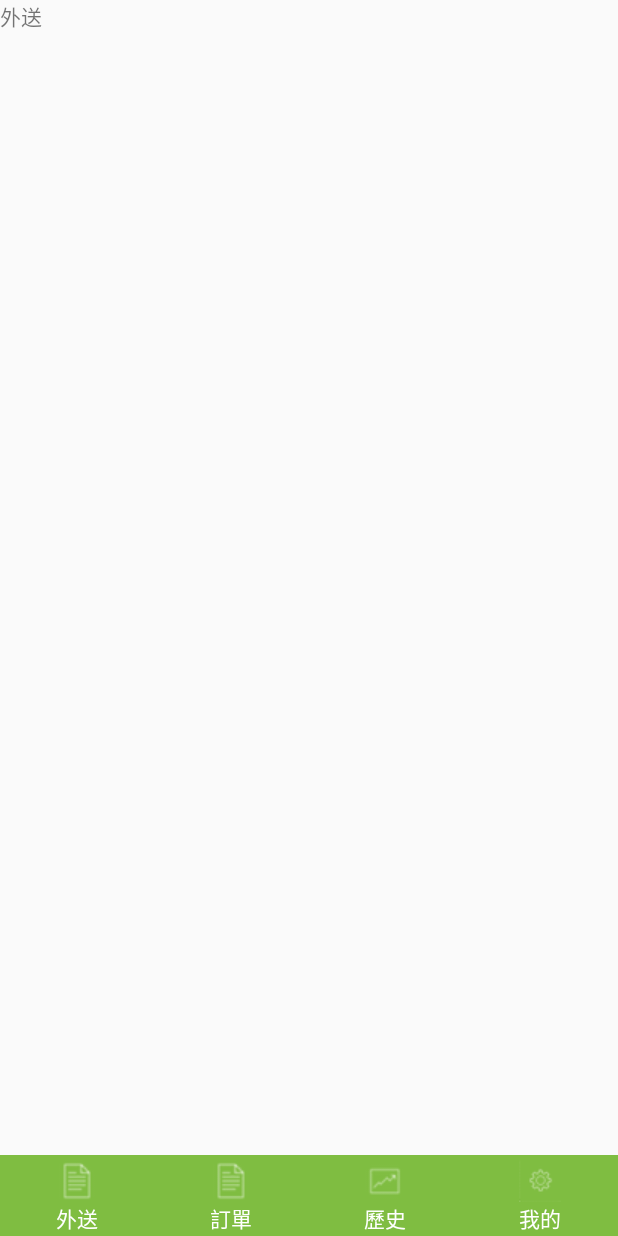
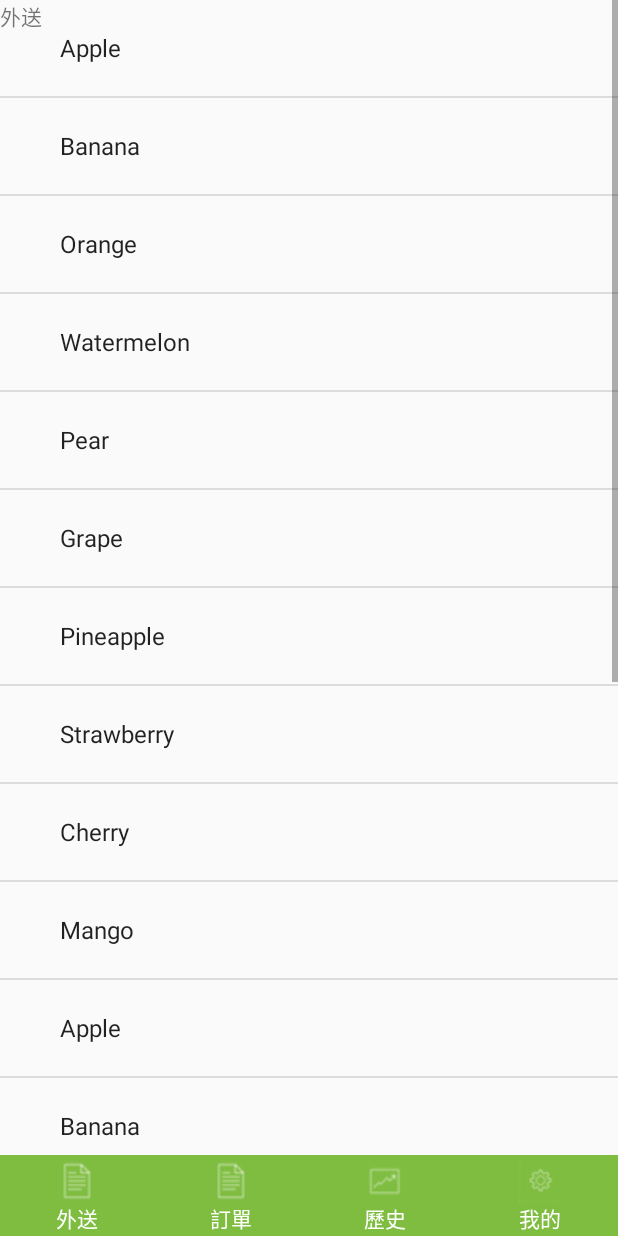
Before and after one commit to jeffrey-antoine/FanClient, an Android app: the fragment ShopListFragment placed in its activity, on a phone screen of 412 x 824 dp. Run offline under Robolectric (Android 15) with nearby library versions, the phone set to English and light mode, and no system bars.

Commit message:
Basic Framework

```diff
--- a/app/src/main/AndroidManifest.xml
+++ b/app/src/main/AndroidManifest.xml
@@ -8,13 +8,15 @@
         android:label="@string/app_name"
         android:supportsRtl="true"
         android:theme="@style/AppTheme">
-        <activity android:name=".MainActivity">
+        <activity android:name=".HomeImageActivity">
             <intent-filter>
                 <action android:name="android.intent.action.MAIN" />
 
                 <category android:name="android.intent.category.LAUNCHER" />
             </intent-filter>
         </activity>
+        <activity android:name=".MainActivity"></activity>
+
     </application>
 
 </manifest>
--- a/app/src/main/java/com/fan/jeffrey/fanclient/ShopListFragment.java
+++ b/app/src/main/java/com/fan/jeffrey/fanclient/ShopListFragment.java
@@ -5,12 +5,14 @@ import android.os.Bundle;
 import android.view.LayoutInflater;
 import android.view.View;
 import android.view.ViewGroup;
-
-
+import android.widget.ArrayAdapter;
+import android.widget.ListView;
 
 
 public class ShopListFragment extends android.app.Fragment {
-
+    private String[] data = { "Apple", "Banana", "Orange", "Watermelon",
+            "Pear", "Grape", "Pineapple", "Strawberry", "Cherry", "Mango","Apple", "Banana", "Orange", "Watermelon",
+            "Pear", "Grape", "Pineapple", "Strawberry", "Cherry", "Mango" };
 
     public ShopListFragment() {
         // Required empty public constructor
@@ -21,7 +23,14 @@ public class ShopListFragment extends android.app.Fragment {
     public View onCreateView(LayoutInflater inflater, ViewGroup container,
                              Bundle savedInstanceState) {
         // Inflate the layout for this fragment
-        return inflater.inflate(R.layout.fragment_shop_list, container, false);
+        if (container == null) {
+            return null;
+        }
+        View view = inflater.inflate(R.layout.fragment_shop_list, container, false);
+        ListView shoplist = (ListView) view.findViewById(R.id.lv_shoplist);
+
+        ArrayAdapter<String> adapter = new ArrayAdapter<String>(getActivity(), android.R.layout.simple_expandable_list_item_1, data);
+        shoplist.setAdapter(adapter);
+        return view;
     }
-
 }
--- a/app/src/main/res/layout/fragment_shop_list.xml
+++ b/app/src/main/res/layout/fragment_shop_list.xml
@@ -10,4 +10,10 @@
         android:layout_height="match_parent"
         android:text="@string/btnBottom1" />
 
+
+    <ListView
+        android:id="@+id/lv_shoplist"
+        android:layout_width="match_parent"
+        android:layout_height="match_parent"></ListView>
+
 </FrameLayout>
```
Also changed, not shown: app/src/main/res/mipmap-hdpi/ic_launcher.png, app/src/main/res/mipmap-mdpi/ic_launcher.png, app/src/main/res/mipmap-xhdpi/ic_launcher.png, app/src/main/res/mipmap-xxhdpi/ic_launcher.png, app/src/main/res/mipmap-xxxhdpi/ic_launcher.png.
